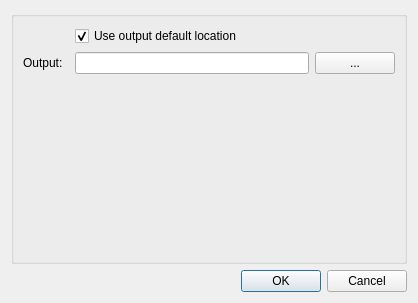
This is src/mapclientplugins/dictserializerstep/qt/configuredialog.ui in MusculoskeletalAtlasProject/mapclient as Qt 5 draws it before an edit. The edited form follows.
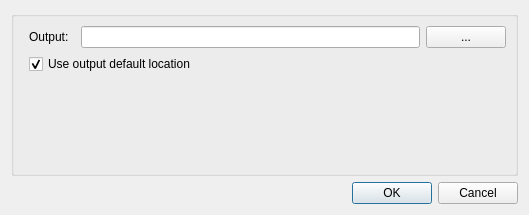
This is the edited form.

Patch:
```diff
--- a/src/mapclientplugins/dictserializerstep/qt/configuredialog.ui
+++ b/src/mapclientplugins/dictserializerstep/qt/configuredialog.ui
@@ -6,8 +6,8 @@
    <rect>
     <x>0</x>
     <y>0</y>
-    <width>418</width>
-    <height>303</height>
+    <width>529</width>
+    <height>215</height>
    </rect>
   </property>
   <property name="windowTitle">
@@ -30,7 +30,7 @@
       <string/>
      </property>
      <layout class="QFormLayout" name="formLayout">
-      <item row="0" column="1">
+      <item row="2" column="1">
        <widget class="QCheckBox" name="checkBoxDefaultLocation">
         <property name="text">
          <string>Use output default location</string>
@@ -40,15 +40,28 @@
         </property>
        </widget>
       </item>
-      <item row="1" column="0">
-       <widget class="QLabel" name="label0_2">
-        <property name="text">
-         <string>Output:  </string>
+      <item row="3" column="1">
+       <spacer name="verticalSpacer">
+        <property name="orientation">
+         <enum>Qt::Vertical</enum>
         </property>
-       </widget>
+        <property name="sizeHint" stdset="0">
+         <size>
+          <width>20</width>
+          <height>40</height>
+         </size>
+        </property>
+       </spacer>
       </item>
       <item row="1" column="1">
        <layout class="QHBoxLayout" name="horizontalLayout">
+        <item>
+         <widget class="QLabel" name="label0_2">
+          <property name="text">
+           <string>Output:  </string>
+          </property>
+         </widget>
+        </item>
         <item>
          <widget class="QLineEdit" name="lineEditOutputLocation"/>
         </item>
```
